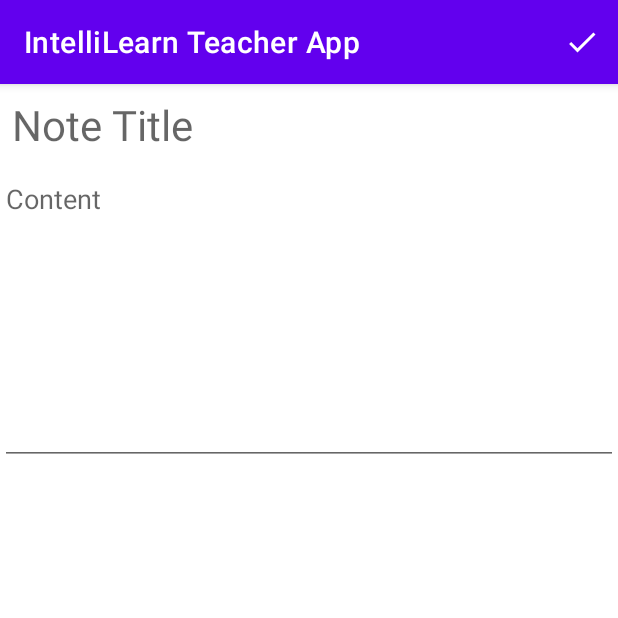
After one commit to Faixifk/ILTeacherApp, an Android app: the AddNewNote screen opened directly, with no data from a screen before it, on a phone screen of 412 x 824 dp, the top half of it. The commit adds this screen. Run offline under Robolectric (Android 15) with nearby library versions, the phone set to English and light mode, and no system bars.

Commit message:
add making notes feature

```diff
--- a/app/src/main/AndroidManifest.xml
+++ b/app/src/main/AndroidManifest.xml
@@ -17,6 +17,12 @@
         android:theme="@style/Theme.IntelliLearnTeacherApp"
         android:usesCleartextTraffic="true"
         tools:targetApi="31">
+        <activity
+            android:name=".MyNotes"
+            android:exported="false" />
+        <activity
+            android:name=".AddNewNote"
+            android:exported="false" />
         <activity
             android:name=".ViewSchedule"
             android:exported="false">
--- /dev/null
+++ b/app/src/main/java/com/example/intellilearnteacherapp/AddNewNote.kt
@@ -0,0 +1,153 @@
+package com.example.intellilearnteacherapp
+
+import android.app.Activity
+import android.content.Intent
+import android.os.Build
+import androidx.appcompat.app.AppCompatActivity
+import android.os.Bundle
+import android.view.Menu
+import android.view.MenuItem
+import android.view.View
+import android.widget.Toast
+import kotlinx.android.synthetic.main.activity_add_new_mcq.*
+import retrofit2.Call
+import retrofit2.Callback
+import retrofit2.Response
+import android.util.Log
+import androidx.annotation.RequiresApi
+import kotlinx.android.synthetic.main.activity_add_new_mcq.progressBar
+import kotlinx.android.synthetic.main.activity_add_new_note.*
+import kotlinx.android.synthetic.main.activity_add_new_note.ntitle
+import kotlinx.android.synthetic.main.table_row.*
+import kotlinx.android.synthetic.main.table_row.view.*
+import storage.SharedPrefManager
+import java.text.DateFormat
+import java.text.SimpleDateFormat
+import java.time.LocalDate
+import java.time.format.DateTimeFormatter
+import java.util.*
+
+class AddNewNote : AppCompatActivity() {
+
+    companion object{
+
+        const val REQUEST_CODE_ADD_NOTE = 1000
+        const val EXTRA_NOTE = "extra note"
+        fun startActivity(activity : AppCompatActivity){
+
+            val intent = Intent(activity, AddNewNote::class.java)
+            activity.startActivityForResult(intent, REQUEST_CODE_ADD_NOTE)
+
+        }
+
+    }
+
+    private var note = NoteItem(-1, "", -1, "", Date())
+
+    override fun onCreate(savedInstanceState: Bundle?) {
+
+        super.onCreate(savedInstanceState)
+        setContentView(R.layout.activity_add_new_note)
+
+        note = intent.extras?.getParcelable("data")?: NoteItem(created_at = Date())
+
+        ntitle.setText(note.title?:"")
+        nContent.setText(note.content?:"")
+    }
+
+    override fun onCreateOptionsMenu(menu: Menu?): Boolean {
+
+        val menuInflater = menuInflater
+
+        menuInflater.inflate(R.menu.menu_add_note, menu)
+
+        return true
+
+    }
+
+    @RequiresApi(Build.VERSION_CODES.O)
+    override fun onOptionsItemSelected(item: MenuItem): Boolean {
+
+        when(item.itemId) {
+
+            R.id.note_action_done -> {
+
+                if(ntitle.text.isNullOrEmpty()){
+
+                    Toast.makeText(this, "Title field is missing!", Toast.LENGTH_LONG).show()
+                    return true
+
+                }
+
+
+                if(nContent.text.isNullOrEmpty()){
+
+                    Toast.makeText(this, "Content field is missing!", Toast.LENGTH_LONG).show()
+                    return true
+
+                }
+
+
+
+                note.title=ntitle.text.toString()
+
+                // this creates a new Date object with the current date and time
+                val currentDate = Date()
+                note.created_at = currentDate
+
+                note.content=nContent.text.toString()
+                note.user=SharedPrefManager.getInstance(applicationContext).teacher.teacher_ID
+
+
+
+
+
+                addNoteItemToServer()
+
+                val data = Intent()
+                data.putExtra(EXTRA_NOTE, note)
+                setResult(RESULT_OK, data)
+                finish()
+
+
+            }
+        }
+
+        return super.onOptionsItemSelected(item)
+    }
+
+//from video
+
+    private fun addNoteItemToServer() {
+
+        progressBar.visibility = View.VISIBLE
+
+        MyApp.getInstance().getApiServices().addNote(note).enqueue(object : Callback<NoteItem>{
+
+
+            override fun onResponse(call: Call<NoteItem>, response: Response<NoteItem>) {
+
+                progressBar.visibility = View.GONE
+
+                val data = Intent()
+                data.putExtra(EXTRA_NOTE, note)
+                setResult(RESULT_OK, data)
+                finish()
+
+            }
+
+            override fun onFailure(call: Call<NoteItem>, t: Throwable) {
+
+                progressBar.visibility = View.GONE
+                Toast.makeText(this@AddNewNote, "Failed to POST!", Toast.LENGTH_LONG).show()
+                //Toast.makeText(this@AddNewNoteActivity, "response" + t.getStackTrace().toString(), Toast.LENGTH_LONG).show();
+                Log.d("TAG","response: " + t.stackTrace.toString())
+                Log.d("TAG 2","Message: " + t.message.toString())
+
+            }
+
+        })
+
+    }
+
+}
--- /dev/null
+++ b/app/src/main/java/com/example/intellilearnteacherapp/models/NoteItem.kt
@@ -0,0 +1,21 @@
+package com.example.intellilearnteacherapp
+
+import android.os.Parcelable
+import kotlinx.android.parcel.Parcelize
+import java.text.DateFormat
+import java.time.LocalDate
+import java.util.Date
+
+@Parcelize
+data class NoteItem(
+    var note_ID:Int?=0,
+    var title: String?="",
+    var user:Int?=0,
+    var content: String?="",
+    var created_at: Date, ): Parcelable
+
+//
+//note_ID	= models.AutoField(primary_key=True)
+//title = models.CharField(max_length=255)
+//content = models.TextField()
+//created_at = models.DateTimeField(auto_now_add=True)
--- /dev/null
+++ b/app/src/main/res/layout/activity_add_new_note.xml
@@ -0,0 +1,52 @@
+<?xml version="1.0" encoding="utf-8"?>
+<LinearLayout xmlns:android="http://schemas.android.com/apk/res/android"
+    xmlns:app="http://schemas.android.com/apk/res-auto"
+    xmlns:tools="http://schemas.android.com/tools"
+    android:layout_width="match_parent"
+    android:orientation="vertical"
+    android:layout_height="match_parent"
+    tools:context=".AddNewMcqActivity">
+
+
+    <ProgressBar
+        android:id="@+id/progressBar"
+        style="?android:attr/progressBarStyleHorizontal"
+        android:layout_width="match_parent"
+        android:indeterminate="true"
+        android:visibility="gone"
+        android:layout_height="wrap_content"
+
+        />
+
+    <EditText
+        android:id="@+id/ntitle"
+        android:layout_width="match_parent"
+        android:layout_height="wrap_content"
+        android:background="@null"
+        android:ems="10"
+        android:textAppearance="@style/TextAppearance.Material3.HeadlineMedium"
+        android:hint="@string/title_Note"
+        android:inputType="textShortMessage"
+        android:lines="2"
+        android:gravity="start|top"
+        android:padding="8dp"
+        />
+
+
+    <EditText
+        android:id="@+id/nContent"
+        android:layout_width="match_parent"
+        android:layout_height="200dp"
+        android:hint="Content"
+        android:inputType="textMultiLine"
+        android:gravity="top|left"
+        android:imeOptions="actionNext"
+
+        />
+
+
+
+
+
+
+</LinearLayout>
--- /dev/null
+++ b/app/src/main/res/menu/menu_add_note.xml
@@ -0,0 +1,10 @@
+<?xml version="1.0" encoding="utf-8"?>
+<menu xmlns:app="http://schemas.android.com/apk/res-auto"
+    xmlns:android="http://schemas.android.com/apk/res/android">
+
+    <item
+        android:id="@+id/note_action_done"
+        android:icon="@drawable/ic_baseline_done_24"
+        android:title="@string/item"
+        app:showAsAction="always" />
+</menu>
--- a/app/src/main/res/values/strings.xml
+++ b/app/src/main/res/values/strings.xml
@@ -27,7 +27,10 @@
     <string name="next">Next</string>
     <string name="previous">Previous</string>
     <string name="refresh_schedule">Refresh Schedule</string>
-
+    <string name="note_content">Note Content</string>
+    <string name="my_notes">My Notes</string>
+    <string name="note_created_on">Created On</string>
+    <string name="title_Note">Note Title</string>
 
     <string name="hello_first_fragment">Hello first fragment</string>
     <string name="hello_second_fragment">Hello second fragment. Arg: %1$s</string>
```
Also changed, not shown: app/src/main/java/com/example/intellilearnteacherapp/APIServices.kt (+10 -0 lines), app/src/main/java/com/example/intellilearnteacherapp/AdapterNoteItem.kt (added, +86 -0 lines), app/src/main/java/com/example/intellilearnteacherapp/MyNotes.kt (added, +180 -0 lines), app/src/main/java/com/example/intellilearnteacherapp/NavigationScreenActivity.kt (+9 -0 lines), app/src/main/res/drawable/backgrund_notecolor.xml (added, +8 -0 lines), app/src/main/res/layout/activity_my_notes.xml (added, +62 -0 lines), app/src/main/res/layout/activity_navigation_screen.xml (+10 -0 lines), app/src/main/res/layout/available_notes_list.xml (added, +74 -0 lines), 1 other file.
